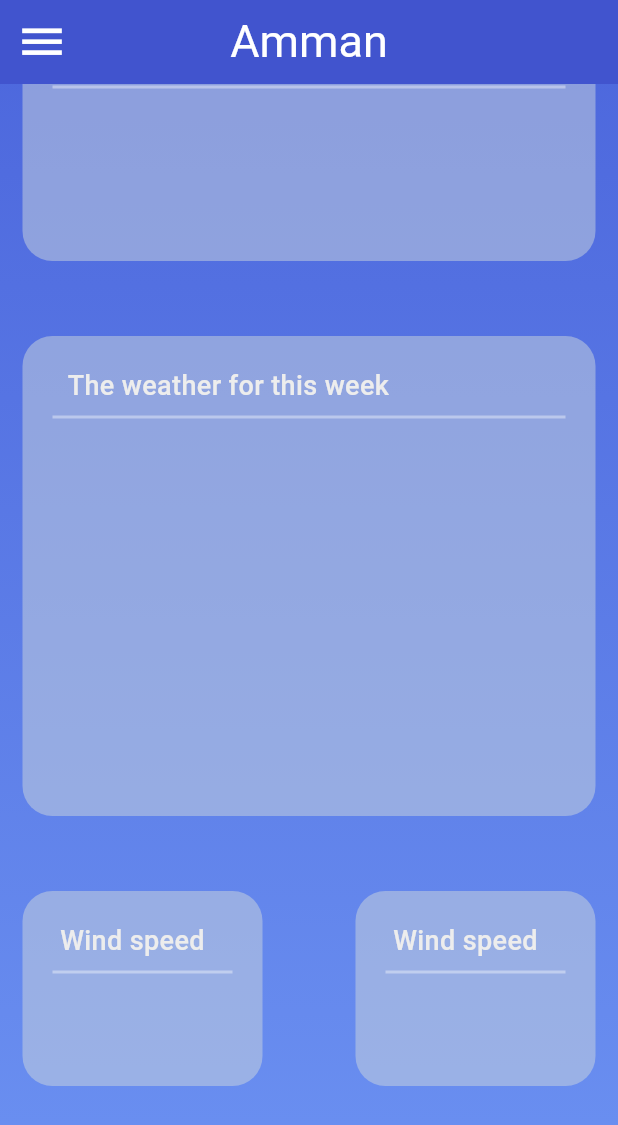
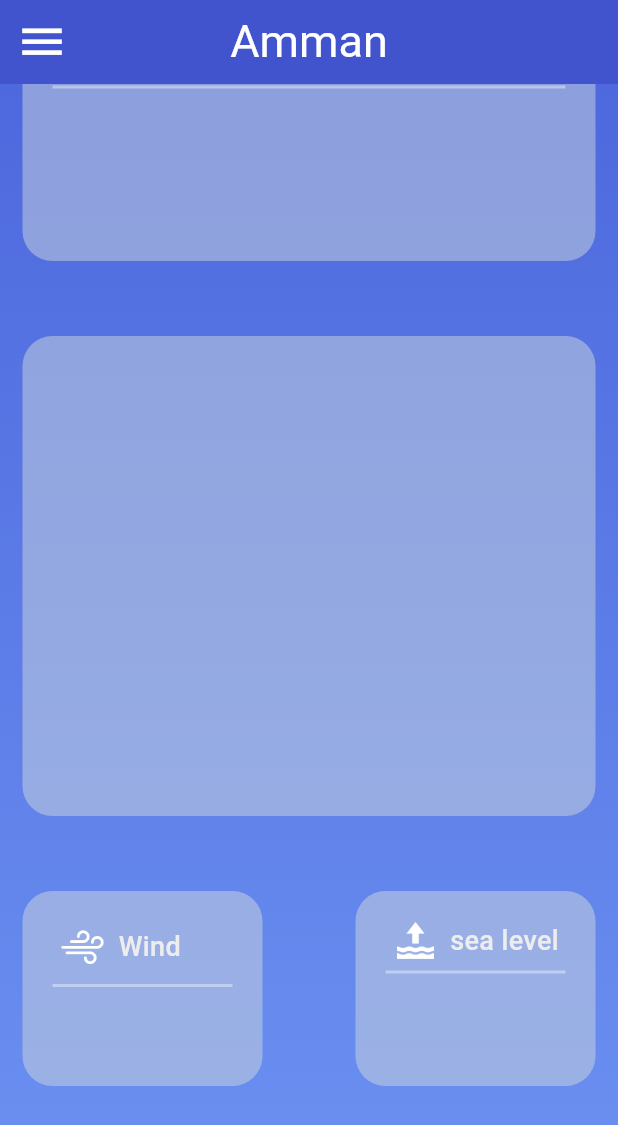
Before and after one commit to WeatherProjectInFlutter/WeatherApp, a Flutter app: the screen it shows after launch, scrolled down 443 dp, on a phone screen of 412 x 824 dp. Shown: the top 1125 px of the screen. Run offline on Flutter 3.47's test engine with Material 3 defaults, Android fonts, the phone set to English and light mode, and no system bars.

Commit message:
wind and sea level block

```diff
--- a/local_weather_app/lib/main.dart
+++ b/local_weather_app/lib/main.dart
@@ -215,24 +215,61 @@ class WeekWeatherBlock extends StatelessWidget {
       child: const Column(
         crossAxisAlignment: CrossAxisAlignment.start,
         children: [
-          Padding(
-            padding: EdgeInsets.fromLTRB(10.0, 0, 0, 0),
-            child: Row(
-              children: [
-                Text(
-                  "The weather for this week",
-                  style: TextStyle(
-                      fontSize: 18,
-                      fontWeight: FontWeight.w500,
-                      color: Color.fromARGB(255, 237, 237, 237)),
-                )
-              ],
-            ),
+          // Padding(
+          //   padding: EdgeInsets.fromLTRB(10.0, 0, 0, 0),
+          //   child: Row(
+          //     children: [
+          //       Text(
+          //         "The weather for this week",
+          //         style: TextStyle(
+          //             fontSize: 18,
+          //             fontWeight: FontWeight.w500,
+          //             color: Color.fromARGB(255, 237, 237, 237)),
+          //       )
+          //     ],
+          //   ),
+          // ),
+
+          // Divider(
+          //   color: Colors.white38,
+          //   thickness: 2.0,
+          // )
+
+          Row(
+            children: [
+
+            ],
           ),
-          Divider(
-            color: Colors.white38,
-            thickness: 2.0,
-          )
+          Row(
+            children: [
+
+            ],
+          ),
+          Row(
+            children: [
+
+            ],
+          ),
+          Row(
+            children: [
+
+            ],
+          ),
+          Row(
+            children: [
+
+            ],
+          ),
+          Row(
+            children: [
+
+            ],
+          ),
+          Row(
+            children: [
+
+            ],
+          ),
         ],
       ),
     );
@@ -264,15 +301,22 @@ class WindSpeed extends StatelessWidget {
       decoration: BoxDecoration(
           color: const Color.fromARGB(124, 207, 216, 220),
           borderRadius: BorderRadius.circular(20)),
-      child: const Column(
+      child: Column(
         crossAxisAlignment: CrossAxisAlignment.start,
         children: [
           Padding(
-            padding: EdgeInsets.fromLTRB(5.0, 0, 0, 0),
+            padding: const EdgeInsets.only(left: 5.0),
             child: Row(
               children: [
-                Text(
-                  "Wind speed",
+                Padding(
+                  padding: const EdgeInsets.only(right: 9.0),
+                  child: Container(
+                  child:Image.asset("Materials/windy.png",width: 30,height: 35,color: Colors.white,)
+
+                  ),
+                ),
+                const Text(
+                  "Wind",
                   style: TextStyle(
                       fontSize: 18,
                       fontWeight: FontWeight.w500,
@@ -281,7 +325,7 @@ class WindSpeed extends StatelessWidget {
               ],
             ),
           ),
-          Divider(
+          const Divider(
             color: Colors.white38,
             thickness: 2.0,
           )
@@ -304,15 +348,22 @@ class SeaLevel extends StatelessWidget {
       decoration: BoxDecoration(
           color: const Color.fromARGB(124, 207, 216, 220),
           borderRadius: BorderRadius.circular(20)),
-      child: const Column(
+      child:  Column(
         crossAxisAlignment: CrossAxisAlignment.start,
         children: [
           Padding(
             padding: EdgeInsets.fromLTRB(5.0, 0, 0, 0),
             child: Row(
               children: [
-                Text(
-                  "Wind speed",
+                Padding(
+                  padding: const EdgeInsets.only(right: 8.0),
+                  child: Container(
+                    child: Image.asset('Materials/tide.png',width: 30,height: 25,color: Colors.white,),
+                  ),
+                ),
+
+                const Text(
+                  "sea level",
                   style: TextStyle(
                       fontSize: 18,
                       fontWeight: FontWeight.w500,
@@ -321,7 +372,7 @@ class SeaLevel extends StatelessWidget {
               ],
             ),
           ),
-          Divider(
+          const Divider(
             color: Colors.white38,
             thickness: 2.0,
           )
--- a/local_weather_app/pubspec.yaml
+++ b/local_weather_app/pubspec.yaml
@@ -62,6 +62,7 @@ flutter:
   assets:
     - Materials/sunny.png
     - Materials/windy.png
+    - Materials/tide.png
   #   - images/a_dot_ham.jpeg
 
   # An image asset can refer to one or more resolution-specific "variants", see
```
Also changed, not shown: local_weather_app/Materials/tide.png (added).
